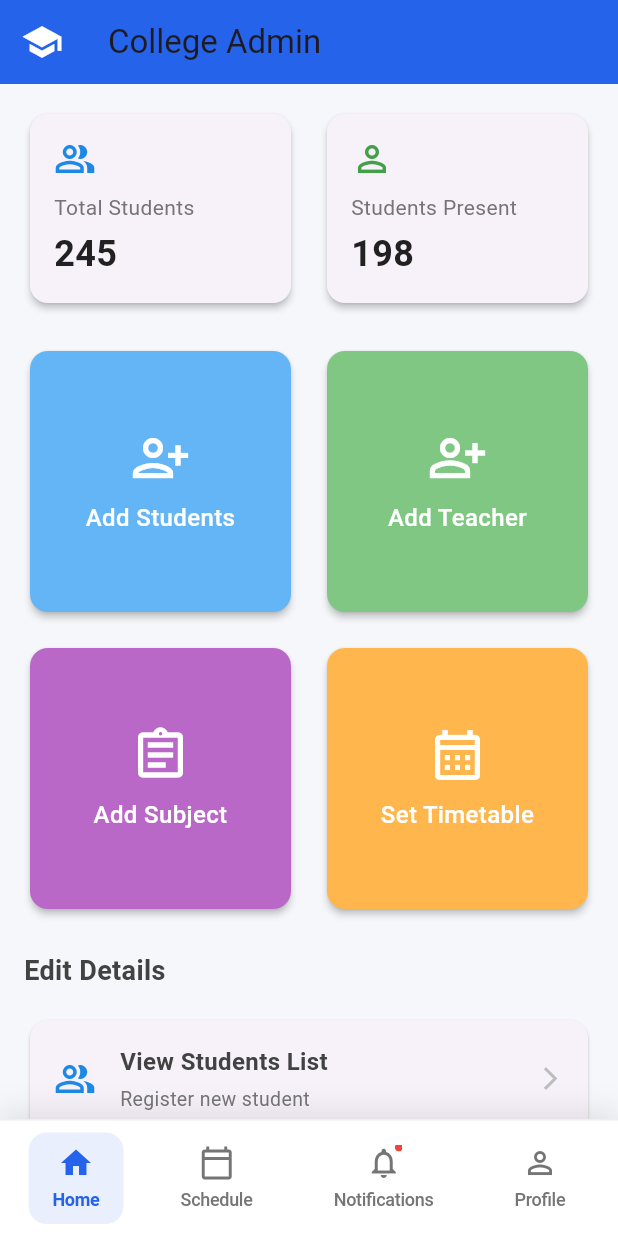
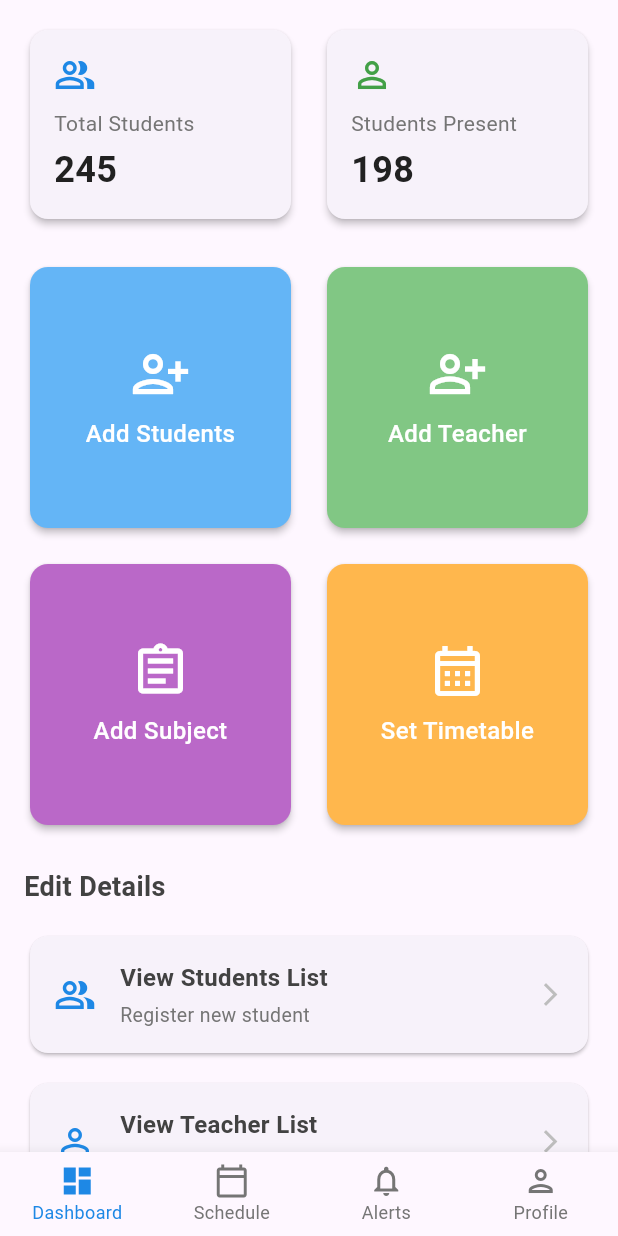
Before and after one commit to 2003deepak/MarkMeApp, a Flutter app: the ClerkDashboardPage screen opened by its route, on a phone screen of 412 x 824 dp. Run offline on Flutter 3.47's test engine with Material 3 defaults, Android fonts, the phone set to English and light mode, and no system bars; our stand-ins replace fl_chart, flutter_dotenv, flutter_riverpod, flutter_svg, go_router, google_fonts and 1 more; accounts and stored records are empty.

```diff
--- a/lib/main.dart
+++ b/lib/main.dart
@@ -4,6 +4,7 @@ import 'package:flutter_riverpod/flutter_riverpod.dart';
 
 import 'core/theme/app_theme.dart';
 import 'core/routing/app_router.dart';
+import 'providers/auth_provider.dart';
 
 void main() async {
   WidgetsFlutterBinding.ensureInitialized();
@@ -24,12 +25,17 @@ class MyApp extends ConsumerStatefulWidget {
 
   @override
   ConsumerState<MyApp> createState() => _MyAppState();
+
 }
 
 class _MyAppState extends ConsumerState<MyApp> {
   @override
   void initState() {
     super.initState();
+    Future.microtask(() {
+      final authStore = ref.read(authStoreProvider.notifier);
+      authStore.loadUserData();
+    });
   }
 
   @override
--- a/lib/presentation/layout/clerk_layout.dart
+++ b/lib/presentation/layout/clerk_layout.dart
@@ -1,4 +1,5 @@
 import 'package:flutter/material.dart';
+import 'package:markmeapp/presentation/widgets/bottom_navigation.dart';
 
 class ClerkLayout extends StatelessWidget {
   final Widget child;
@@ -13,10 +14,13 @@ class ClerkLayout extends StatelessWidget {
           icon: Icon(Icons.school, color: Colors.white, size: 28),
           onPressed: () => Navigator.of(context).pop(),
         ),
-        title: const Text('College Clerk'),
+        title: const Text('College Clerks'),
         elevation: 0,
       ),
       body: child,
+
+      // FOOTER - Bottom Navigation
+      bottomNavigationBar: const BottomNavigation(),
     );
   }
 }
--- a/lib/presentation/pages/clerk/clerk_dashboard_page.dart
+++ b/lib/presentation/pages/clerk/clerk_dashboard_page.dart
@@ -1,7 +1,7 @@
 import 'package:flutter/material.dart';
 import 'package:flutter/services.dart';
 import 'package:go_router/go_router.dart';
-import 'package:markmeapp/presentation/widgets/bottom_navigation.dart'; // Added for SystemChrome
+import 'package:markmeapp/presentation/layout/clerk_layout.dart';
 
 class ClerkDashboardPage extends StatefulWidget {
   const ClerkDashboardPage({Key? key}) : super(key: key);
@@ -32,25 +32,19 @@ class _ClerkDashboardPageState extends State<ClerkDashboardPage> {
     super.dispose();
   }
 
+  void _onItemTapped(int index) {
+    setState(() {
+      _selectedIndex = index;
+    });
+    _pageController.jumpToPage(index);
+  }
+
   @override
   Widget build(BuildContext context) {
     return Scaffold(
-      backgroundColor: const Color(0xFFF5F7FA),
-      appBar: AppBar(
-        backgroundColor: const Color(0xFF2563EB),
-        leading: IconButton(
-          icon: Icon(Icons.school, color: Colors.white, size: 28),
-          onPressed: () => Navigator.of(context).pop(),
-        ),
-        title: const Text('College Admin'),
-        elevation: 0,
-      ),
-      // Light background for the whole page
-      body: SafeArea(
-        bottom:
-            false, // Don't reserve space for bottom safe area, handled by bottom nav
-        child: PageView(
+      body: PageView(
         controller: _pageController,
+        physics: const NeverScrollableScrollPhysics(), // Disable swipe
         onPageChanged: (index) {
           setState(() {
             _selectedIndex = index;
@@ -58,20 +52,50 @@ class _ClerkDashboardPageState extends State<ClerkDashboardPage> {
         },
         children: [
           // Dashboard Page
-            _buildDashboardContent(), // Changed to build the full dashboard
+          _buildDashboardContent(),
           // Schedule Page
           _buildPlaceholderPage('Schedule Page'),
-
           // Notifications Page
-            _buildPlaceholderPage(
-              'Notifications Page',
-            ), // Replaced with placeholder for now
+          _buildPlaceholderPage('Notifications Page'),
           // Profile Page
           _buildPlaceholderPage('Profile Page'),
         ],
       ),
+      bottomNavigationBar: _buildBottomNavigationBar(),
+    );
+  }
+
+  BottomNavigationBar _buildBottomNavigationBar() {
+    return BottomNavigationBar(
+      currentIndex: _selectedIndex,
+      onTap: _onItemTapped,
+      type: BottomNavigationBarType.fixed,
+      selectedItemColor: Colors.blue.shade600,
+      unselectedItemColor: Colors.grey.shade600,
+      selectedLabelStyle: const TextStyle(fontSize: 12),
+      unselectedLabelStyle: const TextStyle(fontSize: 12),
+      items: const [
+        BottomNavigationBarItem(
+          icon: Icon(Icons.dashboard_outlined),
+          activeIcon: Icon(Icons.dashboard),
+          label: 'Dashboard',
         ),
-      bottomNavigationBar: BottomNavigation(),
+        BottomNavigationBarItem(
+          icon: Icon(Icons.calendar_today_outlined),
+          activeIcon: Icon(Icons.calendar_today),
+          label: 'Schedule',
+        ),
+        BottomNavigationBarItem(
+          icon: Icon(Icons.notifications_outlined),
+          activeIcon: Icon(Icons.notifications),
+          label: 'Alerts',
+        ),
+        BottomNavigationBarItem(
+          icon: Icon(Icons.person_outlined),
+          activeIcon: Icon(Icons.person),
+          label: 'Profile',
+        ),
+      ],
     );
   }
 
```
Also changed, not shown: lib/core/routing/app_router.dart (+36 -18 lines), lib/data/repositories/student_repository.dart (deleted, +0 -34 lines), lib/presentation/layout/guest_layout.dart (+8 -1 lines), lib/presentation/pages/auth/forgot_password_page.dart (+5 -13 lines), lib/presentation/pages/auth/login_page.dart (+14 -14 lines), lib/presentation/pages/auth/reset_password_page.dart (+5 -14 lines), lib/presentation/pages/auth/signup_page.dart (+4 -7 lines), lib/presentation/pages/student/edit_profile.dart (+5 -3 lines), lib/state/auth_state.dart (+11 -3 lines), lib/stores/auth_store.dart (+55 -20 lines), 2 other files. Lines whose indentation alone changed are shown as unchanged.
